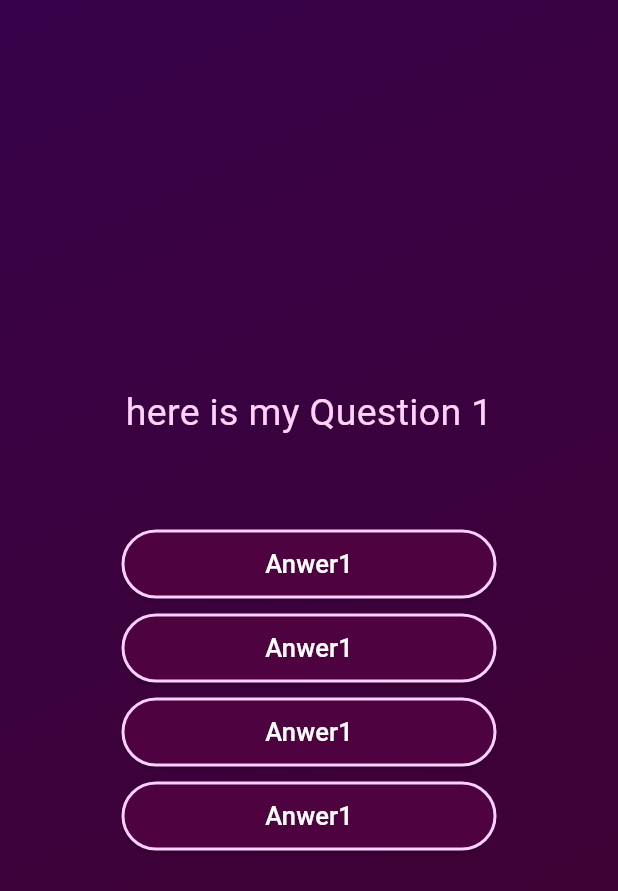
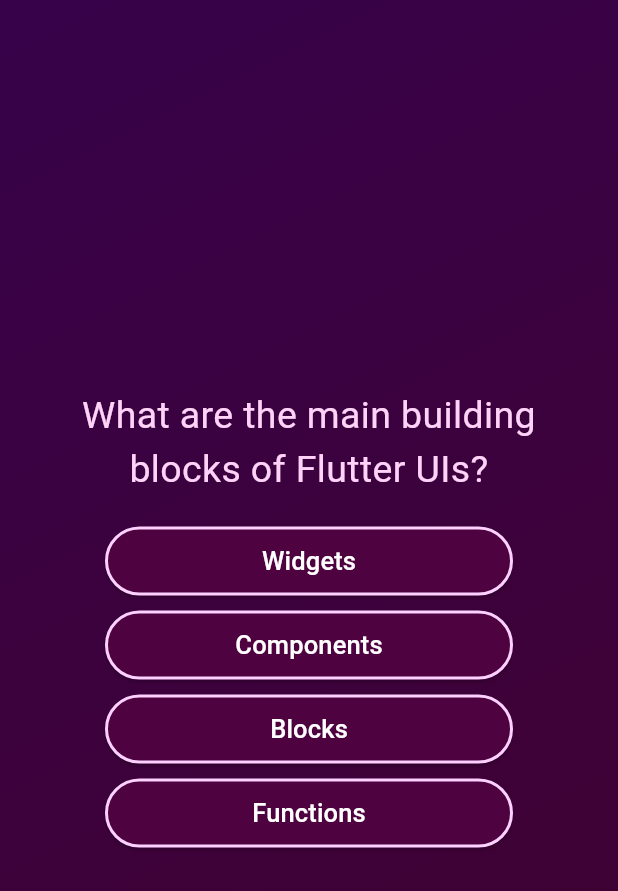
Before and after one commit to meetshaheer/Flutter-Quiz-App, a Flutter app: the QuestionScreen screen opened directly, on a phone screen of 412 x 824 dp. Shown: the top 891 px of the screen. Run offline on Flutter 3.47's test engine with Material 3 defaults, Android fonts, the phone set to English and light mode, and no system bars; missing offline and left inert: dart:ffi.

Commit message:
updated with sctructure and data calling

```diff
--- a/quizify/lib/Widgets/custom_button.dart
+++ b/quizify/lib/Widgets/custom_button.dart
@@ -1,8 +1,16 @@
+import 'dart:ffi';
+
 import 'package:flutter/material.dart';
 
-class anwerButtons extends StatelessWidget {
-  const anwerButtons({super.key});
+class answerButtons extends StatelessWidget {
+  const answerButtons({
+    super.key,
+    required this.answerText,
+    required this.ontap,
+  });
 
+  final String answerText;
+  final void Function() ontap;
   @override
   Widget build(BuildContext context) {
     return Padding(
@@ -26,9 +34,9 @@
             ),
           ),
           onPressed: () {},
-          child: const Text(
-            "Anwer1",
-            style: TextStyle(
+          child: Text(
+            answerText,
+            style: const TextStyle(
               color: Colors.white,
               fontSize: 17,
             ),
--- a/quizify/lib/question_screen.dart
+++ b/quizify/lib/question_screen.dart
@@ -1,5 +1,6 @@
 import 'package:flutter/material.dart';
 import 'package:quizify/Widgets/custom_button.dart';
+import 'package:quizify/data/quiz_data.dart';
 
 class QuestionScreen extends StatefulWidget {
   const QuestionScreen({super.key});
@@ -11,6 +12,7 @@
 class _QuestionScreenState extends State<QuestionScreen> {
   @override
   Widget build(BuildContext context) {
+    final activeQuestion = questions[0];
     return Scaffold(
         body: Container(
       width: double.infinity,
@@ -24,23 +26,39 @@
           begin: Alignment.topLeft,
         ),
       ),
-      child: const Column(
+      child: Column(
         mainAxisAlignment: MainAxisAlignment.center,
         children: [
-          Text(
-            "here is my Question 1",
-            style: TextStyle(
-              color: Color.fromARGB(255, 255, 210, 248),
-              fontSize: 25,
+          Center(
+            child: Padding(
+              padding: const EdgeInsets.only(
+                left: 30,
+                right: 30,
+              ),
+              child: Text(
+                activeQuestion.text,
+                textAlign: TextAlign.center,
+                style: const TextStyle(
+                  color: Color.fromARGB(255, 255, 210, 248),
+                  fontSize: 25,
+                ),
+              ),
             ),
           ),
-          SizedBox(
-            height: 50,
+          const SizedBox(
+            height: 10,
           ),
-          anwerButtons(),
-          anwerButtons(),
-          anwerButtons(),
-          anwerButtons(),
+          Padding(
+            padding: const EdgeInsets.only(left: 70, right: 70),
+            child: ListView.builder(
+                shrinkWrap: true,
+                physics: NeverScrollableScrollPhysics(),
+                itemCount: activeQuestion.answers.length,
+                itemBuilder: (context, index) {
+                  return answerButtons(
+                      answerText: activeQuestion.answers[index], ontap: () {});
+                }),
+          ),
         ],
       ),
     ));
--- a/quizify/lib/quiz.dart
+++ b/quizify/lib/quiz.dart
@@ -32,20 +32,6 @@
   /// Context screen onpressed button passing the argument screen
   ///
   ///
-  // Widget? activeScreen;
-
-  // @override
-  // void initState() {
-  //   activeScreen = Firstscreen(switchScreen);
-  //   super.initState();
-  // }
-
-  // switchScreen() {
-  //   setState(() {
-  //     activeScreen = const QuestionScreen();
-  //   });
-  // }
-
   Widget? activeScreen;
 
   @override
@@ -54,8 +40,10 @@
     super.initState();
   }
 
-  void switchScreen() {
-    activeScreen = QuestionScreen();
+  switchScreen() {
+    setState(() {
+      activeScreen = const QuestionScreen();
+    });
   }
 
   @override
```
